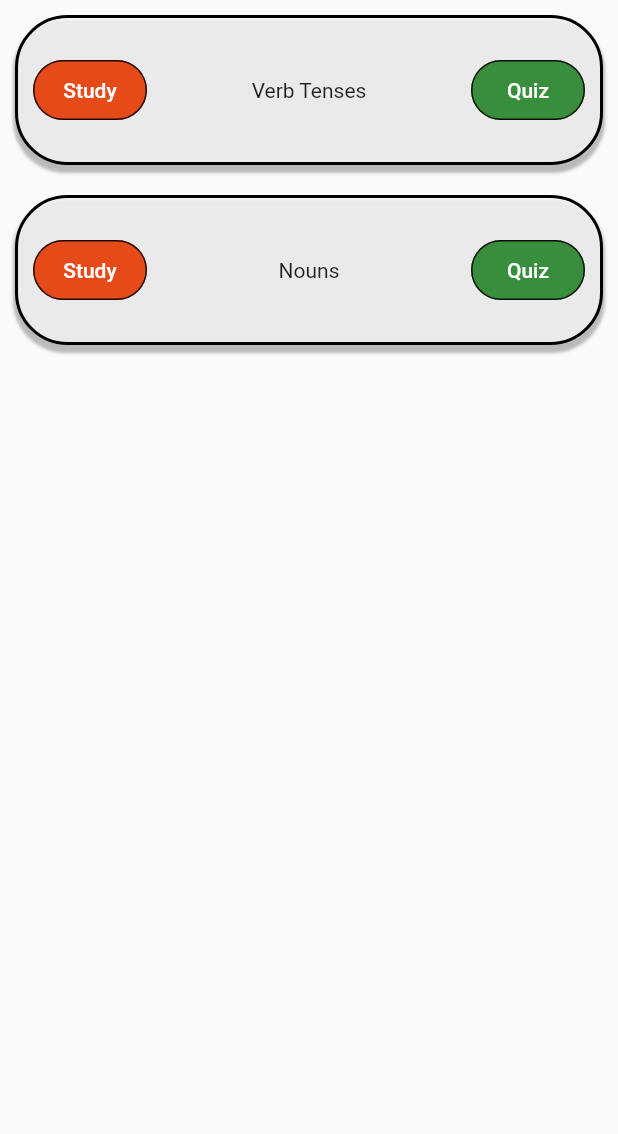
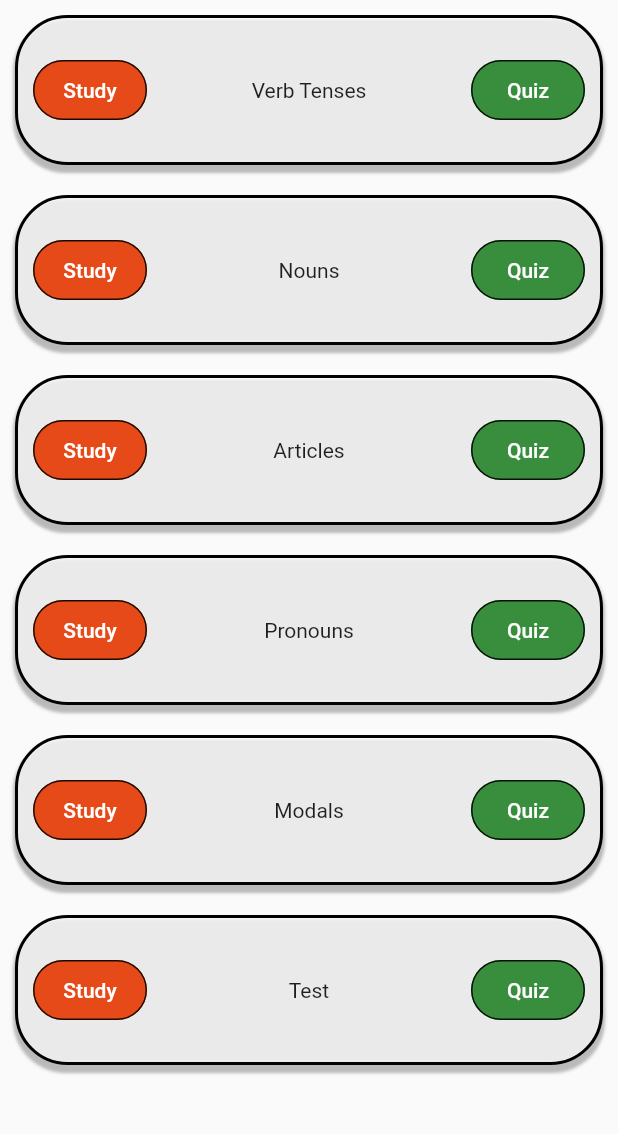
Before and after one commit to Osenian/reien, a Flutter app: the Grammar screen opened directly, on a phone screen of 412 x 824 dp, the part 84-1218 px from its top. Run offline on Flutter 3.47's test engine with Material 2 defaults, Android fonts, the phone set to English and light mode, and no system bars; our stand-ins replace share_plus.

Commit message:
Modifica grammar.dart para utilizar Scaffold

```diff
--- a/lib/screens/grammar.dart
+++ b/lib/screens/grammar.dart
@@ -9,71 +9,31 @@ class Grammar extends StatelessWidget {
   @override
   Widget build(BuildContext context) {
     return SafeArea(
-      child: Material(
-        child: Column(
-          children: [
-            AppBar(
+      child: Scaffold(
+          appBar: PreferredSize(
+            preferredSize: const Size.fromHeight(56),
+            child: CustomAppBar(
               title: Text(
                 "Reien",
                 style: Theme.of(context).primaryTextTheme.titleLarge,
               ),
             ),
-            Expanded(
-              child: ListView(
-                shrinkWrap: true,
-                children: const <Widget>[
-                  SizedBox(
-                    height: 120,
-                    child: Padding(
-                      padding: EdgeInsets.all(10),
-                      child: DecoratedBox(
-                        decoration: BoxDecoration(
-                          color: Colors.white70,
-                          border: Border.fromBorderSide(
-                              BorderSide(color: Colors.black, width: 2)),
-                          borderRadius: BorderRadius.all(Radius.circular(35.0)),
-                          boxShadow: [
-                            BoxShadow(
-                              color: Colors.black26,
-                              spreadRadius: 1,
-                              blurRadius: 1,
-                              offset: Offset(0, 4),
-                            ),
-                          ],
-                        ),
-                        child: Fila(texto: "Verb Tenses"),
-                      ),
-                    ),
-                  ),
-                  SizedBox(
-                    height: 120,
-                    child: Padding(
-                      padding: EdgeInsets.all(10),
-                      child: DecoratedBox(
-                        decoration: BoxDecoration(
-                          color: Colors.white70,
-                          border: Border.fromBorderSide(
-                              BorderSide(color: Colors.black, width: 2)),
-                          borderRadius: BorderRadius.all(Radius.circular(35.0)),
-                          boxShadow: [
-                            BoxShadow(
-                              color: Colors.black26,
-                              spreadRadius: 1,
-                              blurRadius: 1,
-                              offset: Offset(0, 4),
-                            ),
-                          ],
-                        ),
-                        child: Fila(texto: "Nouns"),
-                      ),
-                    ),
-                  ),
+          ),
+          body: const SingleChildScrollView(
+            child: Center(
+              child: Column(
+                mainAxisAlignment: MainAxisAlignment.center,
+                children: <Widget>[
+                  GrammarElement(texto: "Verb Tenses"),
+                  GrammarElement(texto: "Nouns"),
+                  GrammarElement(texto: "Articles"),
+                  GrammarElement(texto: "Pronouns"),
+                  GrammarElement(texto: "Modals"),
+                  GrammarElement(texto: "Test"),
                 ],
               ),
             ),
-          ],
-        ),
-      ),
+          )),
     );
   }
 }
@@ -151,8 +111,8 @@ class Fila extends StatelessWidget {
   }
 }
 
-class AppBar extends StatelessWidget {
-  const AppBar({required this.title, super.key});
+class CustomAppBar extends StatelessWidget {
+  const CustomAppBar({required this.title, super.key});
 
   final Widget title;
 
@@ -179,3 +139,37 @@ class AppBar extends StatelessWidget {
     );
   }
 }
+
+class GrammarElement extends StatelessWidget {
+  final String texto;
+
+  const GrammarElement({required this.texto, super.key});
+
+  @override
+  Widget build(BuildContext context) {
+    return SizedBox(
+      height: 120,
+      child: Padding(
+        padding: const EdgeInsets.all(10),
+        child: DecoratedBox(
+          decoration: const BoxDecoration(
+            color: Colors.white70,
+            border: Border.fromBorderSide(
+              BorderSide(color: Colors.black, width: 2),
+            ),
+            borderRadius: BorderRadius.all(Radius.circular(35.0)),
+            boxShadow: [
+              BoxShadow(
+                color: Colors.black26,
+                spreadRadius: 1,
+                blurRadius: 1,
+                offset: Offset(0, 4),
+              ),
+            ],
+          ),
+          child: Fila(texto: texto),
+        ),
+      ),
+    );
+  }
+}
```
